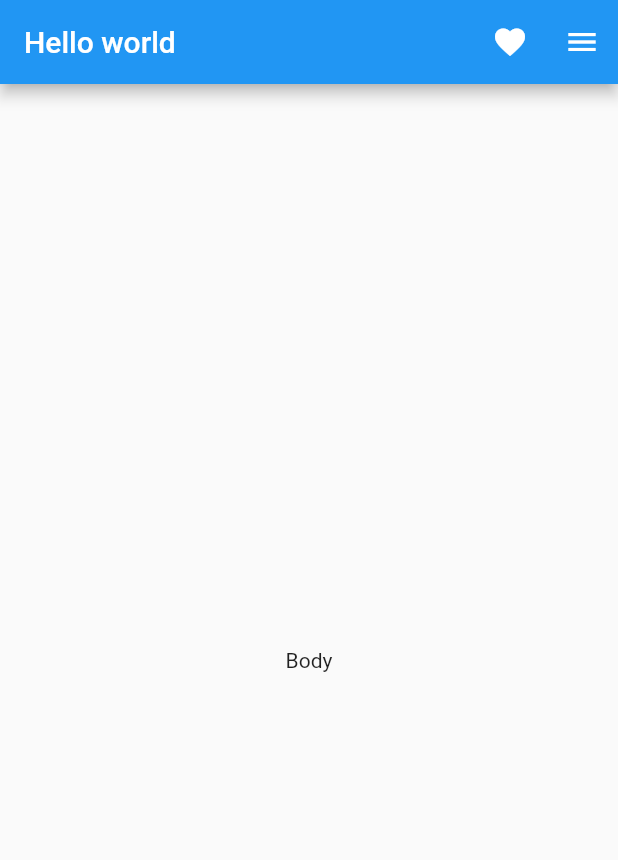
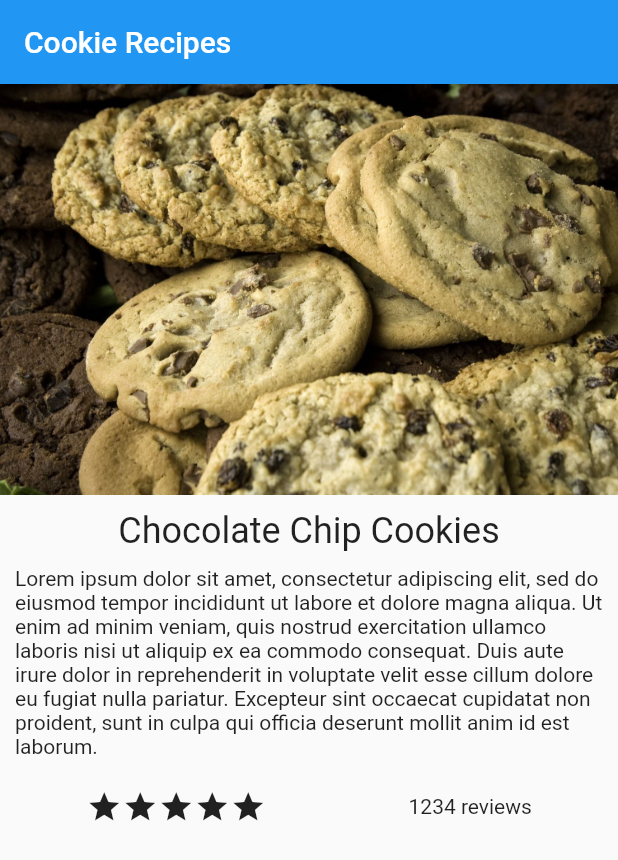
Before and after one commit to christianhussmann/MobileProgramming23, a Flutter app: the screen it shows after launch, on a phone screen of 412 x 824 dp. Shown: the top 860 px of the screen. Run offline on Flutter 3.47's test engine with Material 2 defaults, Android fonts, the phone set to English and light mode, and no system bars.

Commit message:
Simple layout example

```diff
--- /dev/null
+++ b/layout/lib/cookie_recipe.dart
@@ -0,0 +1,45 @@
+import 'package:flutter/material.dart';
+
+class CookieRecipe extends StatelessWidget {
+  @override
+  Widget build(BuildContext context) {
+    return MaterialApp(
+      home: Scaffold(
+        appBar: AppBar(title: Text('Cookie Recipes')),
+        body: Column(
+          crossAxisAlignment: CrossAxisAlignment.start,
+          children: [
+            Row(children: [
+              Expanded(child: Image.asset('assets/cookies.jpg')),
+            ]),
+            Container(
+              padding: EdgeInsets.all(10),
+              child: Column(
+                mainAxisSize: MainAxisSize.max,
+                children: [
+                  Text(
+                    "Chocolate Chip Cookies",
+                    style: TextStyle(fontSize: 24),
+                  ),
+                  SizedBox(height: 10),
+                  Text(
+                      "Lorem ipsum dolor sit amet, consectetur adipiscing elit, sed do eiusmod tempor incididunt ut labore et dolore magna aliqua. Ut enim ad minim veniam, quis nostrud exercitation ullamco laboris nisi ut aliquip ex ea commodo consequat. Duis aute irure dolor in reprehenderit in voluptate velit esse cillum dolore eu fugiat nulla pariatur. Excepteur sint occaecat cupidatat non proident, sunt in culpa qui officia deserunt mollit anim id est laborum."),
+                  SizedBox(height: 20),
+                  Row(
+                      mainAxisSize: MainAxisSize.max,
+                      mainAxisAlignment: MainAxisAlignment.spaceAround,
+                      children: [
+                        Row(
+                            children:
+                                List.generate(5, (index) => Icon(Icons.star))),
+                        Text('1234 reviews')
+                      ])
+                ],
+              ),
+            )
+          ],
+        ),
+      ),
+    );
+  }
+}
--- a/layout/lib/main.dart
+++ b/layout/lib/main.dart
@@ -1,6 +1,7 @@
 import 'package:flutter/cupertino.dart';
 import 'package:flutter/material.dart';
 import 'package:layout/basic_cupertino_app.dart';
+import 'package:layout/cookie_recipe.dart';
 
 import 'basic_material_app.dart';
 
@@ -15,6 +16,7 @@ class MyApp extends StatelessWidget {
   @override
   Widget build(BuildContext context) {
     // return BasicCupertinoApp();
-    return BasicMaterialApp();
+    // return BasicMaterialApp();
+    return CookieRecipe();
   }
 }
--- a/layout/pubspec.yaml
+++ b/layout/pubspec.yaml
@@ -59,7 +59,8 @@ flutter:
   uses-material-design: true
 
   # To add assets to your application, add an assets section, like this:
-  # assets:
+  assets:
+    - assets/
   #   - images/a_dot_burr.jpeg
   #   - images/a_dot_ham.jpeg
 
```
Also changed, not shown: layout/assets/cookies.jpg (added).
